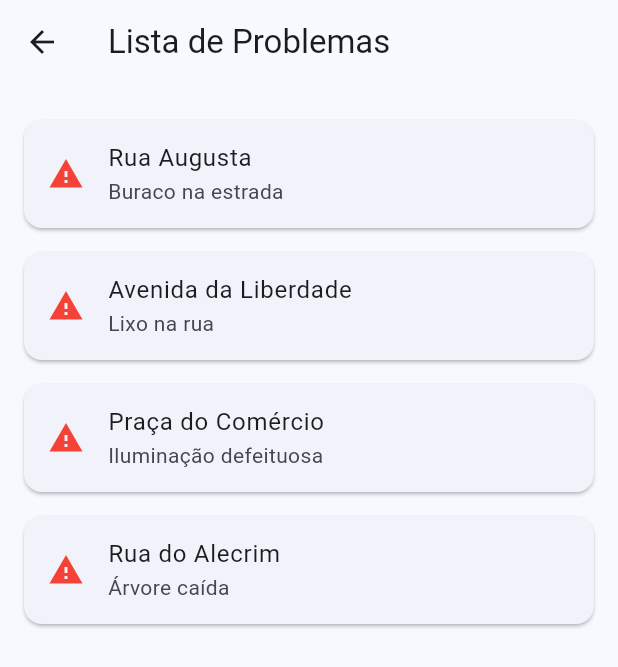
After one commit to nunogoncalves221/UrbanEye_ESOF, a Flutter app: the screen it shows after launch, after a tap on "Ver Problemas", on a phone screen of 412 x 824 dp. The commit adds this screen. Shown: the top 667 px of the screen. Run offline on Flutter 3.47's test engine with Material 3 defaults, Android fonts, the phone set to English and light mode, and no system bars; our stand-ins replace firebase_auth, firebase_core, flutter_map, geolocator, latlong2; accounts and stored records are empty.

Commit message:
added problems list button

```diff
--- /dev/null
+++ b/project/lib/features/problems_list.dart
@@ -0,0 +1,43 @@
+import 'package:flutter/material.dart';
+
+class ProblemsList extends StatelessWidget {
+  const ProblemsList({super.key});
+
+  // List of simulated problems
+  final List<Map<String, String>> problems = const [
+    {'street': 'Rua Augusta', 'type': 'Buraco na estrada'},
+    {'street': 'Avenida da Liberdade', 'type': 'Lixo na rua'},
+    {'street': 'Praça do Comércio', 'type': 'Iluminação defeituosa'},
+    {'street': 'Rua do Alecrim', 'type': 'Árvore caída'},
+  ];
+
+  @override
+  Widget build(BuildContext context) {
+    return Scaffold(
+      appBar: AppBar(
+        title: const Text('Lista de Problemas'),
+      ),
+      body: ListView.builder(
+        padding: const EdgeInsets.all(16),
+        itemCount: problems.length,
+        itemBuilder: (context, index) {
+          final problem = problems[index];
+          return Card(
+            margin: const EdgeInsets.symmetric(vertical: 8),
+            child: ListTile(
+              leading: const Icon(Icons.warning, color: Colors.red),
+              title: Text(problem['street']!),
+              subtitle: Text(problem['type']!),
+              onTap: () {
+                // Aqui podes adicionar ação quando clicarem no problema
+                ScaffoldMessenger.of(context).showSnackBar(
+                  SnackBar(content: Text('Selecionaste ${problem['street']}')),
+                );
+              },
+            ),
+          );
+        },
+      ),
+    );
+  }
+}
--- a/project/lib/home_page.dart
+++ b/project/lib/home_page.dart
@@ -3,6 +3,7 @@ import 'features/location.dart';
 import 'features/auth_page.dart';
 import 'features/map_prototype_page.dart';
 import 'features/report_problem.dart';
+import 'features/problems_list.dart';
 
 class HomePage extends StatelessWidget {
   const HomePage({super.key});
@@ -67,6 +68,18 @@ class HomePage extends StatelessWidget {
             },
             child: const Text('Report Problem Prototype'),
           ),
+          const SizedBox(height: 12),
+          ElevatedButton(
+            onPressed: () {
+              Navigator.push(
+                context,
+                MaterialPageRoute(
+                  builder: (context) => const ProblemsList(),
+                ),
+              );
+            },
+            child: const Text('Ver Problemas'),
+          ),
         ],
       ),
     );
```
Also changed, not shown: 3 other files.
